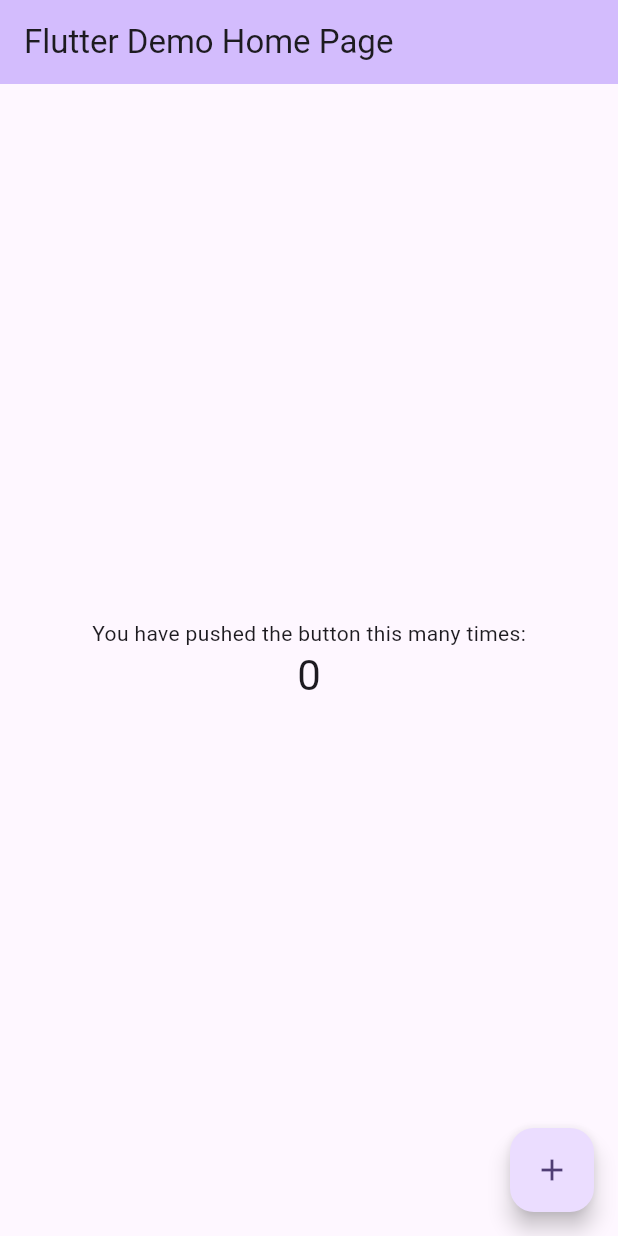
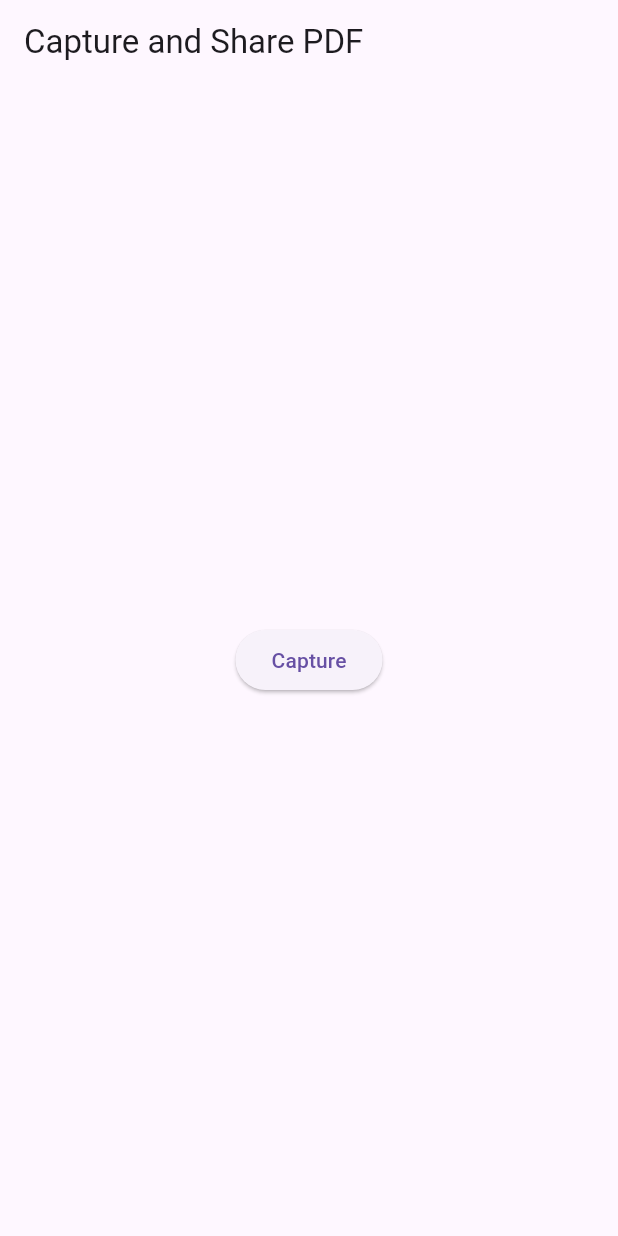
Before and after one commit to razwanul1407/scanapp, a Flutter app: the screen it shows after launch, on a phone screen of 412 x 824 dp. Run offline on Flutter 3.47's test engine with Material 3 defaults, Android fonts, the phone set to English and light mode, and no system bars; our stand-ins replace image_picker, printing.

Commit message:
scanapp file

```diff
--- a/lib/main.dart
+++ b/lib/main.dart
@@ -1,68 +1,72 @@
+import 'dart:io';
 import 'package:flutter/material.dart';
+import 'package:image_picker/image_picker.dart';
+import 'package:path_provider/path_provider.dart';
+import 'package:pdf/widgets.dart' as pw;
+import 'package:printing/printing.dart';
 
 void main() {
-  runApp(const MyApp());
+  runApp(MyApp());
 }
 
 class MyApp extends StatelessWidget {
-  const MyApp({super.key});
-
   @override
   Widget build(BuildContext context) {
     return MaterialApp(
-      title: 'Flutter Demo',
+      title: 'Capture and Share PDF',
       theme: ThemeData(
-        colorScheme: ColorScheme.fromSeed(seedColor: Colors.deepPurple),
-        useMaterial3: true,
+        primarySwatch: Colors.blue,
       ),
-      home: const MyHomePage(title: 'Flutter Demo Home Page'),
+      home: MyHomePage(),
     );
   }
 }
 
 class MyHomePage extends StatefulWidget {
-  const MyHomePage({super.key, required this.title});
-
-  final String title;
-
   @override
-  State<MyHomePage> createState() => _MyHomePageState();
+  _MyHomePageState createState() => _MyHomePageState();
 }
 
 class _MyHomePageState extends State<MyHomePage> {
-  int _counter = 0;
+  final ImagePicker _picker = ImagePicker();
+  File? _image;
 
-  void _incrementCounter() {
-    setState(() {
-      _counter++;
-    });
+  Future<void> _captureImage() async {
+    final pickedFile = await _picker.pickImage(source: ImageSource.camera);
+    if (pickedFile != null) {
+      setState(() {
+        _image = File(pickedFile.path);
+      });
+      _createPdfAndShare();
+    }
+  }
+
+  Future<void> _createPdfAndShare() async {
+    final pdf = pw.Document();
+    final image = pw.MemoryImage(_image!.readAsBytesSync());
+
+    pdf.addPage(pw.Page(build: (pw.Context context) {
+      return pw.Center(child: pw.Image(image));
+    }));
+
+    final output = await getTemporaryDirectory();
+    final file = File("${output.path}/example.pdf");
+    await file.writeAsBytes(await pdf.save());
+
+    await Printing.sharePdf(bytes: await pdf.save(), filename: 'example.pdf');
   }
 
   @override
   Widget build(BuildContext context) {
     return Scaffold(
       appBar: AppBar(
-        backgroundColor: Theme.of(context).colorScheme.inversePrimary,
-        title: Text(widget.title),
+        title: Text('Capture and Share PDF'),
       ),
       body: Center(
-        child: Column(
-          mainAxisAlignment: MainAxisAlignment.center,
-          children: <Widget>[
-            const Text(
-              'You have pushed the button this many times:',
-            ),
-            Text(
-              '$_counter',
-              style: Theme.of(context).textTheme.headlineMedium,
-            ),
-          ],
+        child: ElevatedButton(
+          onPressed: _captureImage,
+          child: Text('Capture'),
         ),
-      ),
-      floatingActionButton: FloatingActionButton(
-        onPressed: _incrementCounter,
-        tooltip: 'Increment',
-        child: const Icon(Icons.add),
       ),
     );
   }
--- a/pubspec.yaml
+++ b/pubspec.yaml
@@ -35,6 +35,10 @@ dependencies:
   # The following adds the Cupertino Icons font to your application.
   # Use with the CupertinoIcons class for iOS style icons.
   cupertino_icons: ^1.0.8
+  image_picker: ^1.1.2
+  path_provider: ^2.1.5
+  pdf: ^3.11.2
+  printing: ^5.14.0
 
 dev_dependencies:
   flutter_test:
```
Also changed, not shown: pubspec.lock, 11 other files.
